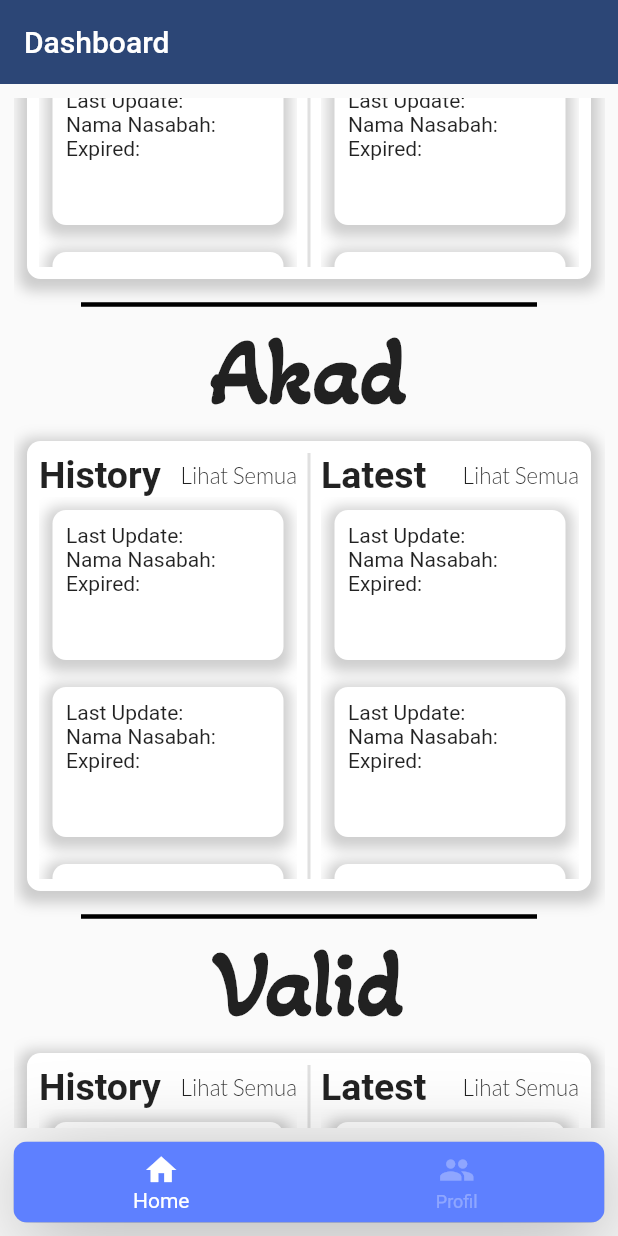
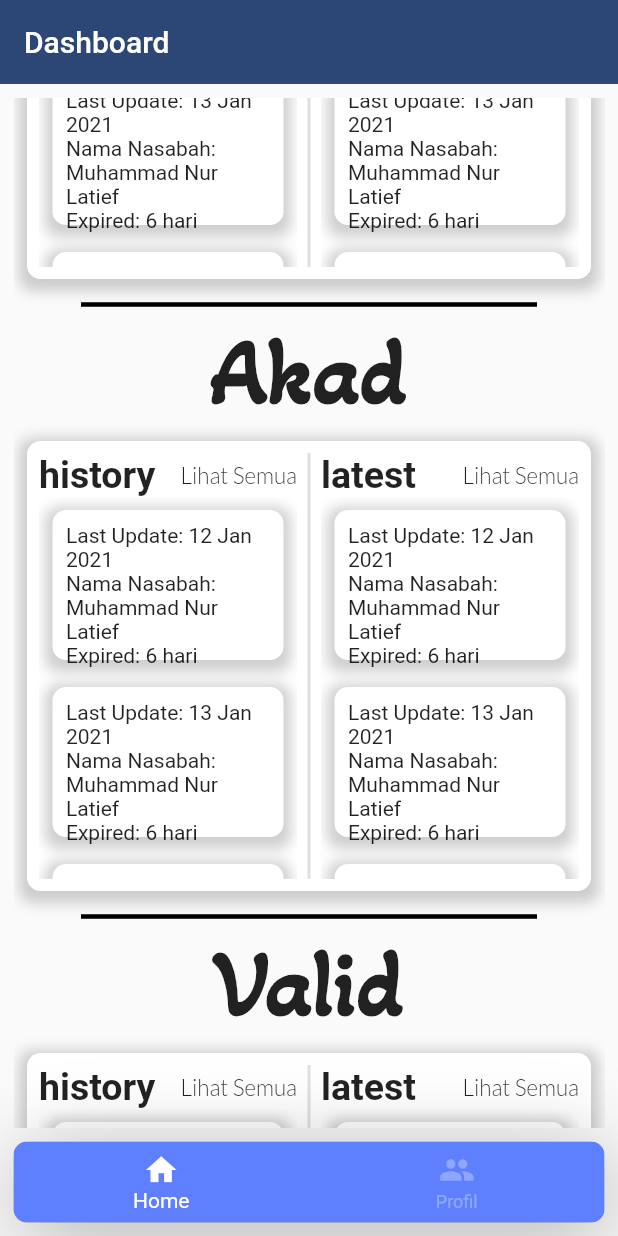
Before and after one commit to dimlat/acc_admin, a Flutter app: the screen it shows after launch, scrolled down 1152 dp, on a phone screen of 412 x 824 dp. Run offline on Flutter 3.47's test engine with Material 2 defaults, Android fonts, the phone set to English and light mode, and no system bars; our stand-ins replace firebase_auth, firebase_core, get, google_fonts; accounts and stored records are empty.

Commit message:
creating page hook

```diff
--- /dev/null
+++ b/lib/features/home/domain/entities/page_hook.dart
@@ -0,0 +1,27 @@
+class PageHook {
+  String stage;
+  String section;
+  PageHook({
+    required this.stage,
+    required this.section,
+  });
+}
+
+class StageHook {
+  static const pengajuan = "pengajuan";
+  static const approve = "approve";
+  static const renegosiasi = "renegosiasi";
+  static const blackList = "blackList";
+  static const cekFisik = "cekFisik";
+  static const akad = "akad";
+  static const valid = "valid";
+}
+
+class SectionHook {
+  static const read = "read";
+  static const latest = "latest";
+  static const approve = "approve";
+  static const renegosiasi = "renegosiasi";
+  static const blackList = "blackList";
+  static const history = "history";
+}
--- a/lib/features/home/presentation/widgets/akad/akad_widget.dart
+++ b/lib/features/home/presentation/widgets/akad/akad_widget.dart
@@ -1,5 +1,6 @@
 import 'package:flutter/material.dart';
 
+import '../../../domain/entities/page_hook.dart';
 import '../reusable_column_widget.dart';
 
 class AkadWidget extends StatelessWidget {
@@ -13,10 +14,16 @@ class AkadWidget extends StatelessWidget {
       padding: const EdgeInsets.all(8.0),
       child: Row(
         mainAxisAlignment: MainAxisAlignment.spaceEvenly,
-        children: const [
-          Expanded(child: ReusableColumnWidget(title: "History")),
-          VerticalDivider(thickness: 2),
-          Expanded(child: ReusableColumnWidget(title: "Latest")),
+        children: [
+          Expanded(
+              child: ReusableColumnWidget(
+            hook: PageHook(stage: StageHook.akad, section: SectionHook.history),
+          )),
+          const VerticalDivider(thickness: 2),
+          Expanded(
+              child: ReusableColumnWidget(
+            hook: PageHook(stage: StageHook.akad, section: SectionHook.latest),
+          )),
         ],
       ),
     );
--- a/lib/features/home/presentation/widgets/check_fisik/check_fisik_widget.dart
+++ b/lib/features/home/presentation/widgets/check_fisik/check_fisik_widget.dart
@@ -1,5 +1,6 @@
 import 'package:flutter/material.dart';
 
+import '../../../domain/entities/page_hook.dart';
 import '../reusable_column_widget.dart';
 
 class CheckFisikWidget extends StatelessWidget {
@@ -13,10 +14,17 @@ class CheckFisikWidget extends StatelessWidget {
       padding: const EdgeInsets.all(8.0),
       child: Row(
         mainAxisAlignment: MainAxisAlignment.spaceEvenly,
-        children: const [
-          Expanded(child: ReusableColumnWidget(title: "History")),
-          VerticalDivider(thickness: 2),
-          Expanded(child: ReusableColumnWidget(title: "Latest")),
+        children: [
+          Expanded(
+              child: ReusableColumnWidget(
+                  hook: PageHook(
+                      stage: StageHook.cekFisik,
+                      section: SectionHook.history))),
+          const VerticalDivider(thickness: 2),
+          Expanded(
+              child: ReusableColumnWidget(
+                  hook: PageHook(
+                      stage: StageHook.cekFisik, section: SectionHook.latest))),
         ],
       ),
     );
--- a/lib/features/home/presentation/widgets/detail_card_widget.dart
+++ b/lib/features/home/presentation/widgets/detail_card_widget.dart
@@ -3,8 +3,9 @@ import 'package:flutter/material.dart';
 import '../../../../core/constants/size.dart';
 
 class DetailCardWidget extends StatelessWidget {
+  final dynamic data;
   const DetailCardWidget({
-    Key? key,
+    Key? key, this.data,
   }) : super(key: key);
 
   @override
@@ -29,10 +30,10 @@ class DetailCardWidget extends StatelessWidget {
       ),
       child: Column(
         crossAxisAlignment: CrossAxisAlignment.stretch,
-        children: const [
-          Text("Last Update:"),
-          Text("Nama Nasabah:"),
-          Text("Expired:"),
+        children: [
+          Text("Last Update: ${data['lastUpdate']}"),
+          Text("Nama Nasabah: ${data['namaNasabah']}"),
+          Text("Expired: ${data['expired']}"),
         ],
       ),
     );
--- /dev/null
+++ b/lib/features/home/presentation/widgets/pengajuan/pengajuan_dummy_data.dart
@@ -0,0 +1,29 @@
+
+
+List latest = [
+  {
+    "lastUpdate": "12 Jan 2021",
+    "namaNasabah": "Muhammad Nur Latief",
+    "expired": "6 hari"
+  },
+  {
+    "lastUpdate": "13 Jan 2021",
+    "namaNasabah": "Muhammad Nur Latief",
+    "expired": "6 hari"
+  },
+  {
+    "lastUpdate": "14 Jan 2021",
+    "namaNasabah": "Muhammad Nur Latief",
+    "expired": "6 hari"
+  },
+  {
+    "lastUpdate": "15 Jan 2021",
+    "namaNasabah": "Muhammad Nur Latief",
+    "expired": "6 hari"
+  },
+  {
+    "lastUpdate": "16 Jan 2021",
+    "namaNasabah": "Muhammad Nur Latief",
+    "expired": "6 hari"
+  }
+];
--- a/lib/features/home/presentation/widgets/reusable_column_widget.dart
+++ b/lib/features/home/presentation/widgets/reusable_column_widget.dart
@@ -1,13 +1,17 @@
 import 'package:flutter/material.dart';
+import 'package:get/get.dart';
 
 import '../../../../core/constants/font_styling.dart';
+import '../../../see_all/presentation/pages/see_all_page.dart';
+import '../../domain/entities/page_hook.dart';
 import 'detail_card_widget.dart';
+import 'pengajuan/pengajuan_dummy_data.dart';
 
 class ReusableColumnWidget extends StatelessWidget {
-  final String? title;
+  final PageHook? hook;
   const ReusableColumnWidget({
     Key? key,
-    this.title,
+    required this.hook,
   }) : super(key: key);
 
   @override
@@ -17,19 +21,16 @@ class ReusableColumnWidget extends StatelessWidget {
         Row(
           mainAxisAlignment: MainAxisAlignment.spaceBetween,
           children: [
-            Text(title!, style: kFontTitleStyle),
-            Text("Lihat Semua", style: kFontSubTitleStyle),
+            Text(hook!.section, style: kFontTitleStyle),
+            GestureDetector(
+                onTap: () => Get.to(() => SeeAllPage(hook: hook)),
+                child: Text("Lihat Semua", style: kFontSubTitleStyle)),
           ],
         ),
         Expanded(
           child: SingleChildScrollView(
             child: Column(
-              children: const [
-                DetailCardWidget(),
-                DetailCardWidget(),
-                DetailCardWidget(),
-              ],
-            ),
+                children: [for (var el in latest) DetailCardWidget(data: el)]),
           ),
         ),
       ],
--- a/lib/features/home/presentation/widgets/valid/valid_widget.dart
+++ b/lib/features/home/presentation/widgets/valid/valid_widget.dart
@@ -1,5 +1,6 @@
 import 'package:flutter/material.dart';
 
+import '../../../domain/entities/page_hook.dart';
 import '../reusable_column_widget.dart';
 
 class ValidWidget extends StatelessWidget {
@@ -13,10 +14,16 @@ class ValidWidget extends StatelessWidget {
       padding: const EdgeInsets.all(8.0),
       child: Row(
         mainAxisAlignment: MainAxisAlignment.spaceEvenly,
-        children: const [
-          Expanded(child: ReusableColumnWidget(title: "History")),
-          VerticalDivider(thickness: 2),
-          Expanded(child: ReusableColumnWidget(title: "Latest")),
+        children: [
+          Expanded(
+              child: ReusableColumnWidget(
+                  hook: PageHook(
+                      stage: StageHook.valid, section: SectionHook.history))),
+          const VerticalDivider(thickness: 2),
+          Expanded(
+              child: ReusableColumnWidget(
+                  hook: PageHook(
+                      stage: StageHook.valid, section: SectionHook.latest))),
         ],
       ),
     );
```
Also changed, not shown: lib/features/home/presentation/widgets/approve_renego_black_list/approve_renego_black_list_widget.dart (+18 -6 lines), lib/features/home/presentation/widgets/pengajuan/pengajuan_widget.dart (+12 -4 lines), lib/features/see_all/presentation/pages/see_all_page.dart (added, +50 -0 lines).
